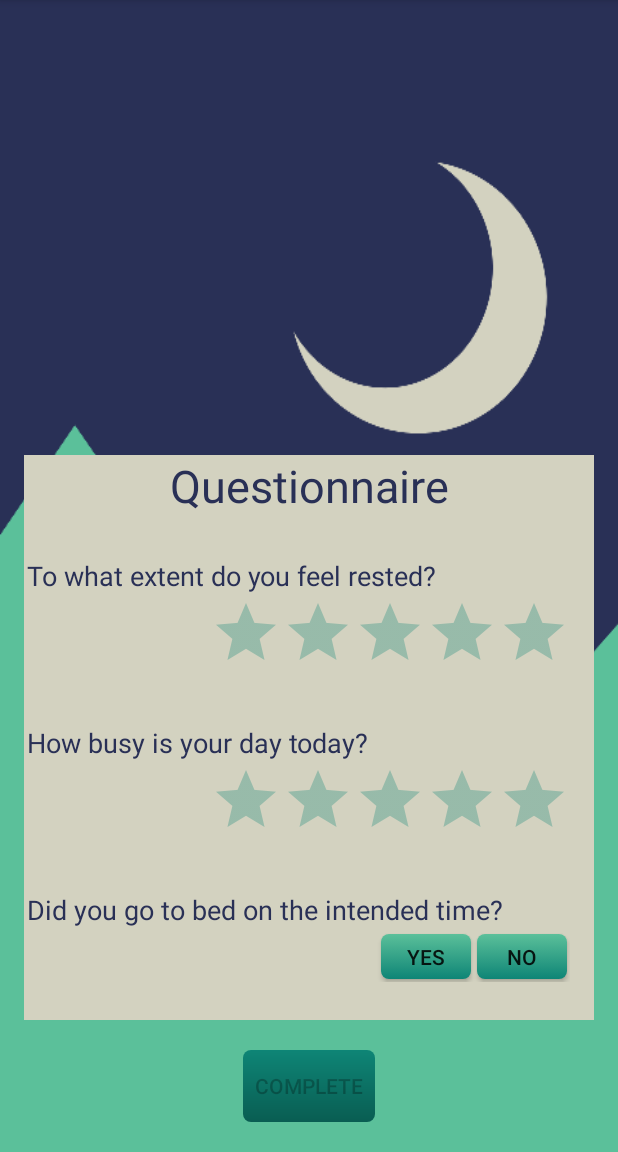
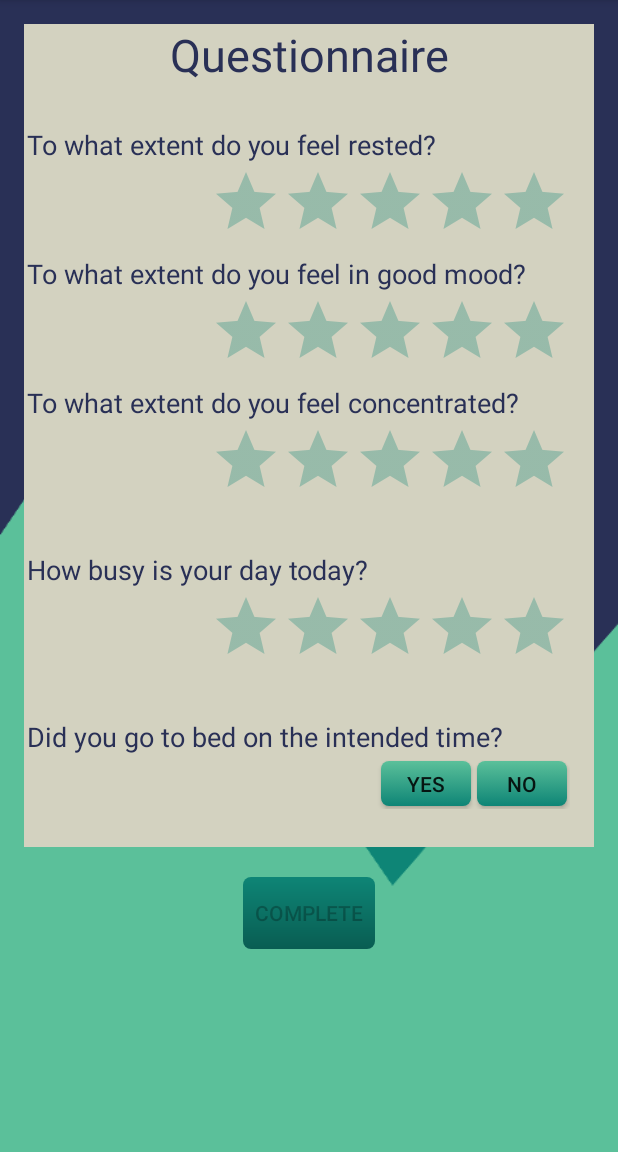
Before and after one commit to lgoerke/bedtime_app, an Android app: the QuestionnaireActivity screen opened directly, with no data from a screen before it, on a phone screen of 412 x 824 dp, the part 84-1236 px from its top. Run offline under Robolectric (Android 15) with nearby library versions, the phone set to English and light mode, and no system bars.

Commit message:
Mood and Concentration questions added. - (Questions and maybe data gathering style [5 star rankin] could be changed later) - Database insert is still not active for questionnaire

```diff
--- a/BedtimeApp/app/src/main/java/applab/bedtimeapp/QuestionnaireActivity.java
+++ b/BedtimeApp/app/src/main/java/applab/bedtimeapp/QuestionnaireActivity.java
@@ -19,9 +19,13 @@ public class QuestionnaireActivity extends AppCompatActivity {
     private boolean rested = false;
     private boolean busy = false;
     private boolean time = false;
+    private boolean mood = false;
+    private boolean concentration = false;
     private boolean reasons = false;
     private int starsRested = 0;
     private int starsBusy = 0;
+    private int starsMood = 0;
+    private int starsConcentration = 0;
 
     private static int REQUEST_CODE = 1;
 
@@ -44,6 +48,27 @@ public class QuestionnaireActivity extends AppCompatActivity {
             }
         });
 
+        mBar = (RatingBar) findViewById(R.id.ratingBarMood);
+        mBar.setOnRatingBarChangeListener(new RatingBar.OnRatingBarChangeListener() {
+            @Override
+            public void onRatingChanged(RatingBar ratingBar, float v, boolean b) {
+                mood = true;
+                starsMood = Math.round(v);
+                Log.d("bar", Float.toString(Math.round(v)));
+                checkComplete();
+            }
+        });
+
+        mBar = (RatingBar) findViewById(R.id.ratingBarConcentration);
+        mBar.setOnRatingBarChangeListener(new RatingBar.OnRatingBarChangeListener() {
+            @Override
+            public void onRatingChanged(RatingBar ratingBar, float v, boolean b) {
+                concentration = true;
+                starsConcentration = Math.round(v);
+                Log.d("bar", Float.toString(Math.round(v)));
+                checkComplete();
+            }
+        });
 
         mBar = (RatingBar) findViewById(R.id.ratingBarBusy);
         mBar.setOnRatingBarChangeListener(new RatingBar.OnRatingBarChangeListener() {
@@ -112,7 +137,7 @@ public class QuestionnaireActivity extends AppCompatActivity {
     }
 
     private void checkComplete(){
-        if (time && busy && rested) {
+        if (time && busy && rested && mood && concentration) {
             Button btn = (Button) findViewById(R.id.complete);
             btn.setEnabled(true);
         }
--- a/BedtimeApp/app/src/main/res/layout/activity_questionnaire.xml
+++ b/BedtimeApp/app/src/main/res/layout/activity_questionnaire.xml
@@ -3,7 +3,10 @@
     android:layout_width="match_parent"
     android:layout_height="match_parent"
     android:background="@drawable/background">
-
+    <ScrollView xmlns:android="http://schemas.android.com/apk/res/android"
+        android:layout_width="match_parent"
+        android:layout_height="fill_parent"
+        android:background="@drawable/background">
         <LinearLayout
             android:layout_width="match_parent"
             android:layout_height="wrap_content"
@@ -59,6 +62,80 @@
 
                     <RatingBar
                         android:id="@+id/ratingBarRested"
+                        android:layout_width="wrap_content"
+                        android:layout_height="wrap_content"
+                        android:numStars="5"
+                        android:stepSize="1.0"
+                        android:theme="@style/our_rating_bar"/>
+                </LinearLayout>
+
+            </LinearLayout>
+
+            <TextView
+                android:layout_width="match_parent"
+                android:padding="@dimen/small_margin"
+                android:layout_height="wrap_content"
+                android:layout_marginLeft="@dimen/fab_margin"
+                android:layout_marginRight="@dimen/fab_margin"
+                android:background="@color/colorAccent"
+                android:text="To what extent do you feel in good mood?"
+                android:textAppearance="@android:style/TextAppearance.Medium"
+                android:textColor="@color/darkblue" />
+
+            <LinearLayout
+                android:layout_width="match_parent"
+                android:layout_height="wrap_content"
+                android:layout_marginLeft="@dimen/fab_margin"
+                android:layout_marginRight="@dimen/fab_margin"
+                android:paddingRight="@dimen/fab_margin"
+                android:background="@color/colorAccent"
+                android:orientation="vertical">
+
+                <LinearLayout
+                    android:layout_width="wrap_content"
+                    android:layout_height="wrap_content"
+                    android:orientation="vertical"
+                    android:layout_gravity="right">
+
+                    <RatingBar
+                        android:id="@+id/ratingBarMood"
+                        android:layout_width="wrap_content"
+                        android:layout_height="wrap_content"
+                        android:numStars="5"
+                        android:stepSize="1.0"
+                        android:theme="@style/our_rating_bar"/>
+                </LinearLayout>
+
+            </LinearLayout>
+
+            <TextView
+                android:layout_width="match_parent"
+                android:padding="@dimen/small_margin"
+                android:layout_height="wrap_content"
+                android:layout_marginLeft="@dimen/fab_margin"
+                android:layout_marginRight="@dimen/fab_margin"
+                android:background="@color/colorAccent"
+                android:text="To what extent do you feel concentrated?"
+                android:textAppearance="@android:style/TextAppearance.Medium"
+                android:textColor="@color/darkblue" />
+
+            <LinearLayout
+                android:layout_width="match_parent"
+                android:layout_height="wrap_content"
+                android:layout_marginLeft="@dimen/fab_margin"
+                android:layout_marginRight="@dimen/fab_margin"
+                android:paddingRight="@dimen/fab_margin"
+                android:background="@color/colorAccent"
+                android:orientation="vertical">
+
+                <LinearLayout
+                    android:layout_width="wrap_content"
+                    android:layout_height="wrap_content"
+                    android:orientation="vertical"
+                    android:layout_gravity="right">
+
+                    <RatingBar
+                        android:id="@+id/ratingBarConcentration"
                         android:layout_width="wrap_content"
                         android:layout_height="wrap_content"
                         android:numStars="5"
@@ -201,5 +278,6 @@
                 android:layout_marginRight="@dimen/fab_margin" />
 
         </LinearLayout>
+    </ScrollView>
 
 </RelativeLayout>
```
Lines whose indentation alone changed are shown as unchanged.
